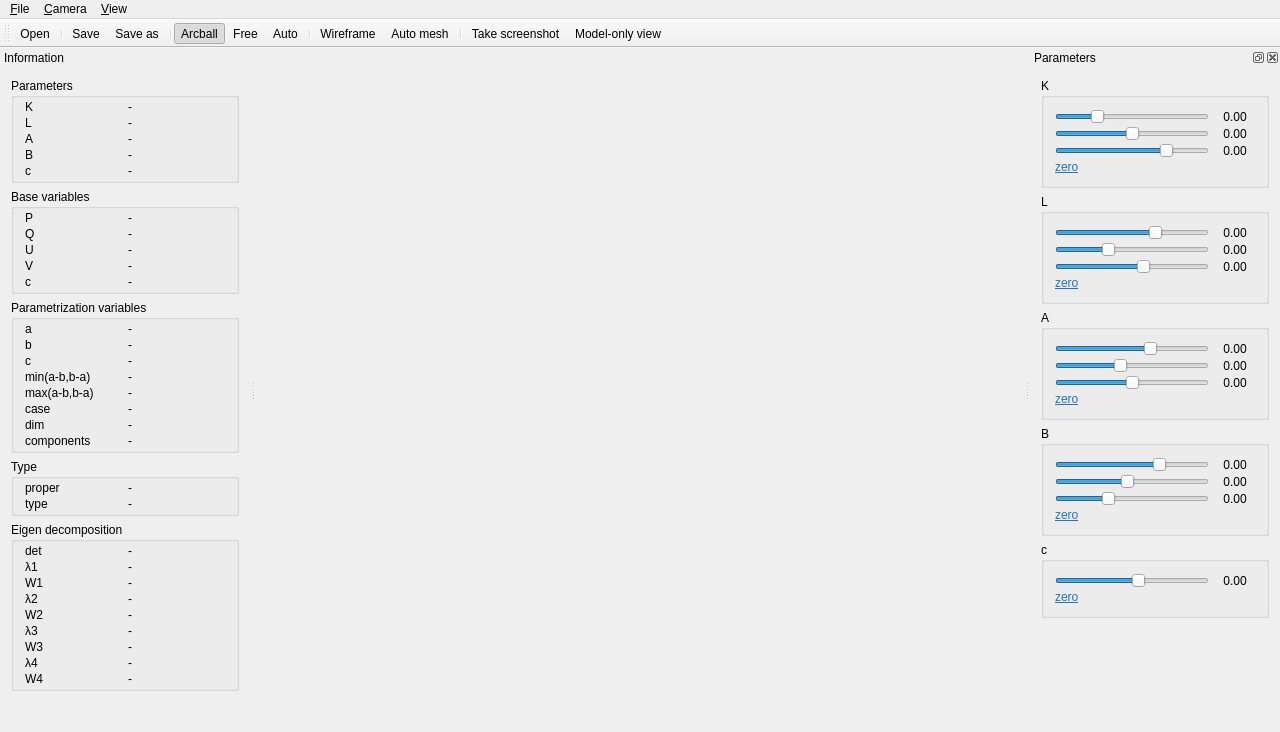
Qt form example/vis/mainwindow.ui (pdobrowo/libcs2) before a commit.
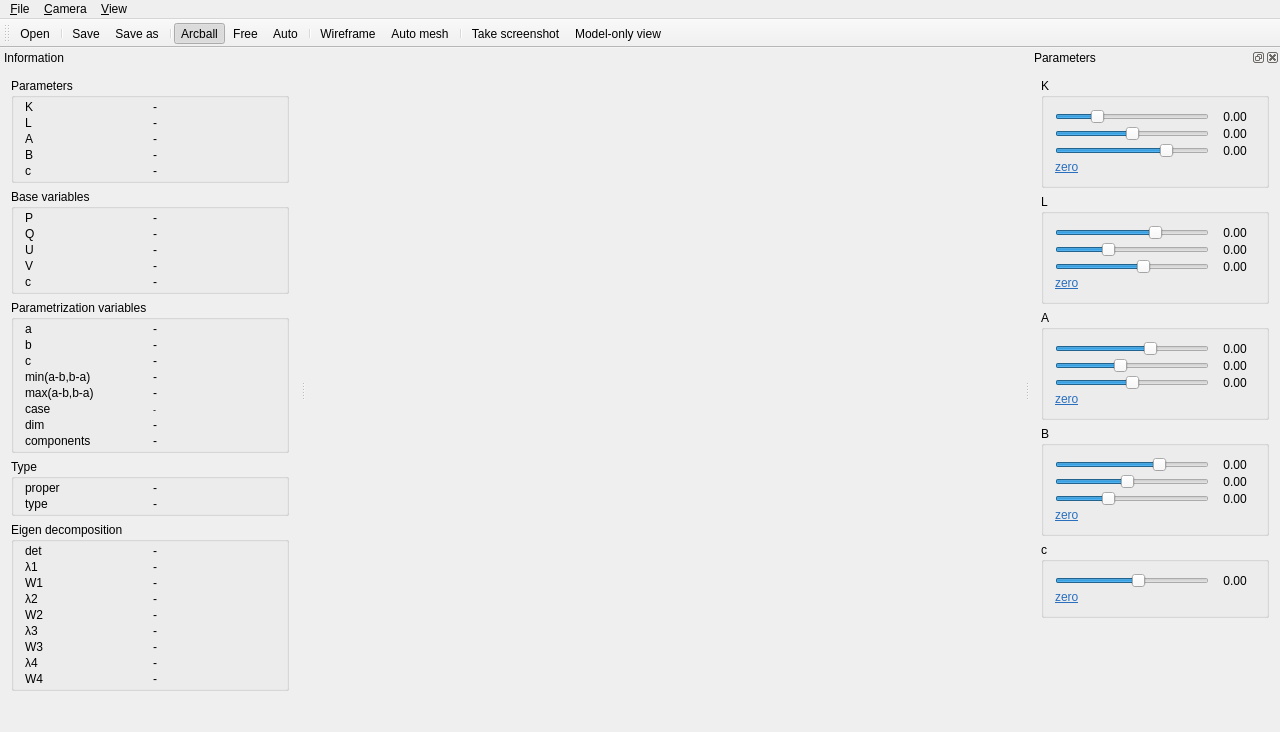
The same form after that commit. Icons and pictures are not drawn.

Commit message: rewrite param case handling mechanism

```diff
--- a/example/vis/mainwindow.ui
+++ b/example/vis/mainwindow.ui
@@ -96,7 +96,7 @@
   <widget class="QDockWidget" name="dockWidget">
    <property name="minimumSize">
     <size>
-     <width>250</width>
+     <width>300</width>
      <height>656</height>
     </size>
    </property>
@@ -381,6 +381,11 @@
         </item>
         <item row="5" column="1">
          <widget class="QLabel" name="labelcaseval">
+          <property name="font">
+           <font>
+            <pointsize>7</pointsize>
+           </font>
+          </property>
           <property name="text">
            <string>-</string>
           </property>
```
The commit also changes 2 other files.
